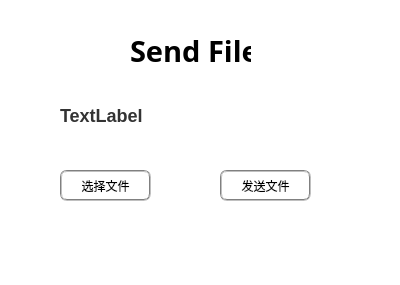
First picture: the form in linpop/linpop_client/sendfile.ui, repository AAAntiQuarkkk/linpop, before the edit.
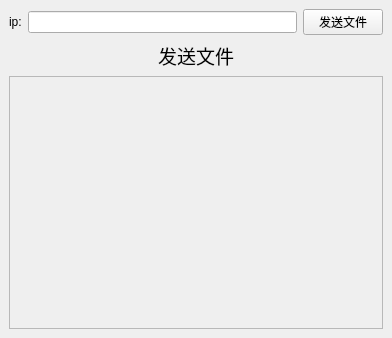
Second picture: the form after the edit.

What changed in the file:
```diff
--- a/linpop/linpop_client/sendfile.ui
+++ b/linpop/linpop_client/sendfile.ui
@@ -1,98 +1,96 @@
 <?xml version="1.0" encoding="UTF-8"?>
 <ui version="4.0">
- <class>sendFile</class>
- <widget class="QWidget" name="sendFile">
+ <class>SendFile</class>
+ <widget class="QMainWindow" name="SendFile">
   <property name="geometry">
    <rect>
     <x>0</x>
     <y>0</y>
-    <width>400</width>
-    <height>285</height>
+    <width>392</width>
+    <height>338</height>
    </rect>
   </property>
   <property name="windowTitle">
    <string>Form</string>
   </property>
-  <property name="styleSheet">
-   <string notr="true">background-color: rgb(255, 255, 255);</string>
-  </property>
-  <widget class="QPushButton" name="pushButton">
-   <property name="geometry">
-    <rect>
-     <x>60</x>
-     <y>170</y>
-     <width>91</width>
-     <height>31</height>
-    </rect>
-   </property>
-   <property name="styleSheet">
-    <string notr="true">border:2px groove gray;border-radius:
-7px;padding:2px 4px;
-font: 12pt &quot;Candara&quot;;</string>
-   </property>
-   <property name="text">
-    <string>选择文件</string>
-   </property>
-  </widget>
-  <widget class="QPushButton" name="pushButton_2">
-   <property name="geometry">
-    <rect>
-     <x>220</x>
-     <y>170</y>
-     <width>91</width>
-     <height>31</height>
-    </rect>
-   </property>
-   <property name="styleSheet">
-    <string notr="true">border:2px groove gray;border-radius:
-7px;padding:2px 4px;
-font: 12pt &quot;Candara&quot;;</string>
-   </property>
-   <property name="text">
-    <string>发送文件</string>
-   </property>
-  </widget>
-  <widget class="QLabel" name="label_2">
-   <property name="geometry">
-    <rect>
-     <x>130</x>
-     <y>30</y>
-     <width>121</width>
-     <height>41</height>
-    </rect>
-   </property>
-   <property name="font">
-    <font>
-     <family>Sawasdee</family>
-     <pointsize>22</pointsize>
-     <weight>75</weight>
-     <bold>true</bold>
-    </font>
-   </property>
-   <property name="text">
-    <string>Send File</string>
-   </property>
-  </widget>
-  <widget class="QLabel" name="label">
-   <property name="geometry">
-    <rect>
-     <x>60</x>
-     <y>100</y>
-     <width>311</width>
-     <height>31</height>
-    </rect>
-   </property>
-   <property name="styleSheet">
-    <string notr="true">font-family: Arial, sans-serif;
-font-size: 18px;
-font-weight: bold;
-color: #333;
-background-color: #fff;
-text-align: center;</string>
-   </property>
-   <property name="text">
-    <string>TextLabel</string>
-   </property>
+  <widget class="QWidget" name="centralwidget">
+   <layout class="QVBoxLayout" name="verticalLayout">
+    <item>
+     <layout class="QHBoxLayout" name="horizontalLayout">
+      <item>
+       <widget class="QLabel" name="label_2">
+        <property name="text">
+         <string>ip:</string>
+        </property>
+       </widget>
+      </item>
+      <item>
+       <widget class="QLineEdit" name="lineEdit">
+        <property name="readOnly">
+         <bool>true</bool>
+        </property>
+       </widget>
+      </item>
+      <item>
+       <widget class="QPushButton" name="pushButton">
+        <property name="text">
+         <string>发送文件</string>
+        </property>
+       </widget>
+      </item>
+     </layout>
+    </item>
+    <item>
+     <widget class="QLabel" name="label">
+      <property name="font">
+       <font>
+        <pointsize>14</pointsize>
+       </font>
+      </property>
+      <property name="text">
+       <string>发送文件</string>
+      </property>
+      <property name="alignment">
+       <set>Qt::AlignCenter</set>
+      </property>
+     </widget>
+    </item>
+    <item>
+     <widget class="QScrollArea" name="scrollArea">
+      <property name="widgetResizable">
+       <bool>true</bool>
+      </property>
+      <widget class="QWidget" name="scrollAreaWidgetContents">
+       <property name="geometry">
+        <rect>
+         <x>0</x>
+         <y>0</y>
+         <width>372</width>
+         <height>246</height>
+        </rect>
+       </property>
+       <layout class="QVBoxLayout" name="verticalLayout_3">
+        <item>
+         <layout class="QVBoxLayout" name="verticalLayout_2"/>
+        </item>
+        <item>
+         <spacer name="verticalSpacer">
+          <property name="orientation">
+           <enum>Qt::Vertical</enum>
+          </property>
+          <property name="sizeHint" stdset="0">
+           <size>
+            <width>20</width>
+            <height>276</height>
+           </size>
+          </property>
+         </spacer>
+        </item>
+       </layout>
+      </widget>
+     </widget>
+    </item>
+   </layout>
   </widget>
  </widget>
  <resources/>
```
Left out of the diff: 2 changed lines with no effect on the pictures.
